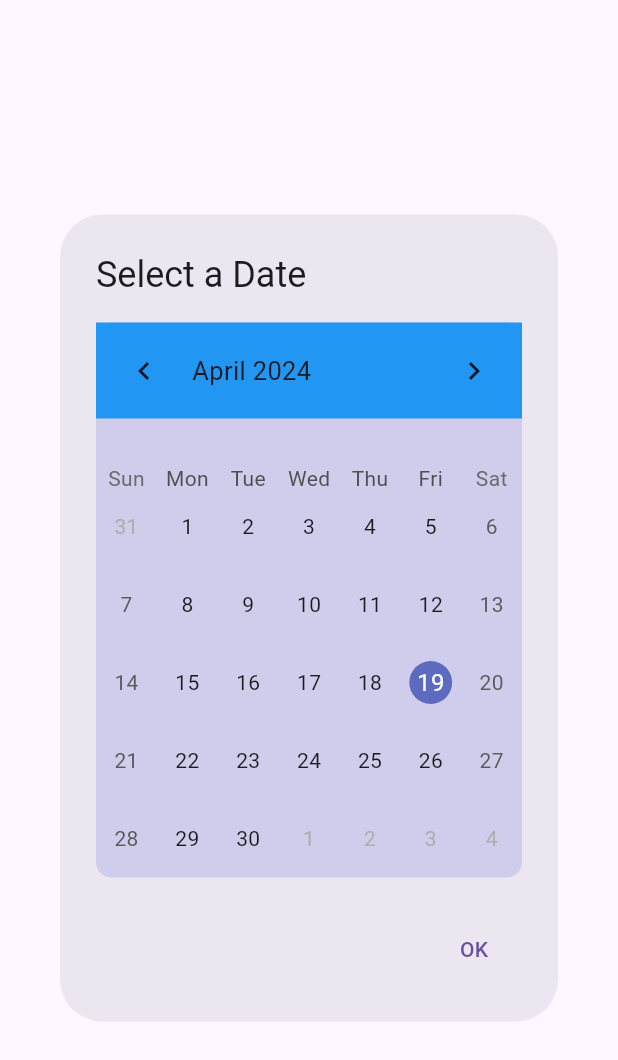
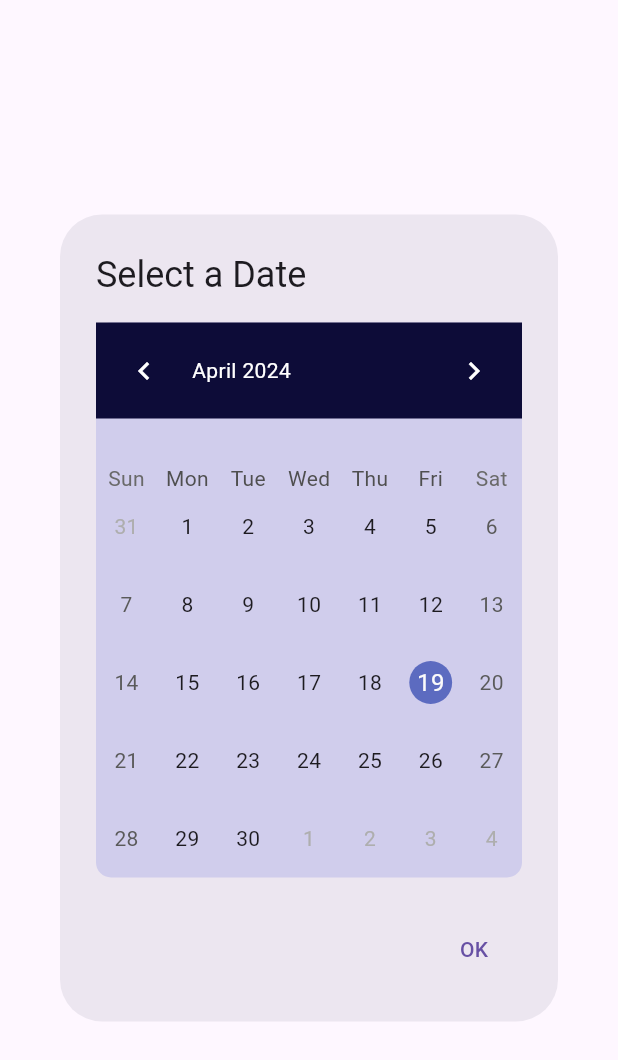
Before and after one commit to SushobhanLimbole/codeX_Flutter, a Flutter app: the CalendarDialog widget shown alone on an empty page, opened directly, on a phone screen of 412 x 824 dp. Shown: the top 1060 px of the screen. Run offline on Flutter 3.47's test engine with Material 3 defaults, Android fonts, the light colour scheme and no system bars; drawn by our look-alikes of table_calendar; our stand-ins replace blurrycontainer, carousel_slider, cloud_firestore, firebase_core, google_fonts, sqflite; missing offline and left inert: flutter_highlighting, highlighting; accounts and stored records are empty.

Commit message:
todo firebase done

```diff
--- a/todo_firebase/lib/pages/calendar.dart
+++ b/todo_firebase/lib/pages/calendar.dart
@@ -23,17 +23,27 @@ class _CalendarDialogState extends State<CalendarDialog> {
     return AlertDialog(
       title: Text('Select a Date'),
       content: Container(
-        width: MediaQuery.of(context).size.width - 20,
+        width: MediaQuery.of(context).size.width,
         decoration: BoxDecoration(
           borderRadius: BorderRadius.all(Radius.circular(10)),
           color: Color.fromRGBO(208, 205, 236, 1),
         ),
         child: TableCalendar(
           headerStyle: HeaderStyle(
+            titleTextStyle: TextStyle(color: Colors.white),
+            leftChevronIcon: Icon(
+              Icons.chevron_left,
+              color: Colors.white,
+            ),
+            rightChevronIcon: Icon(
+              Icons.chevron_right,
+              color: Colors.white,
+            ),
             formatButtonVisible: false,
             headerMargin: EdgeInsets.only(bottom: 30),
-            decoration:
-                BoxDecoration(shape: BoxShape.rectangle, color: Colors.blue),
+            decoration: BoxDecoration(
+                shape: BoxShape.rectangle,
+                color: Color.fromRGBO(13, 12, 56, 1)),
           ),
           firstDay: DateTime.utc(2010, 10, 16),
           lastDay: DateTime.utc(2030, 3, 14),
--- a/todo_firebase/lib/pages/third_page.dart
+++ b/todo_firebase/lib/pages/third_page.dart
@@ -213,7 +213,7 @@ class _ThirdPageState extends State<ThirdPage> {
               child: StreamBuilder(
                 stream: _firestore.collection('metadata').snapshots(),
                 builder: (context, snapshot) {
-                  if (!snapshot.hasData) return CircularProgressIndicator();
+                  if (!snapshot.hasData) return Container(height: 50,width: MediaQuery.of(context).size.width,child: CircularProgressIndicator(),);
                   return ListView.builder(
                     itemCount: snapshot.data!.docs.length,
                     itemBuilder: (context, index) {
```
Also changed, not shown: 1 other file.
